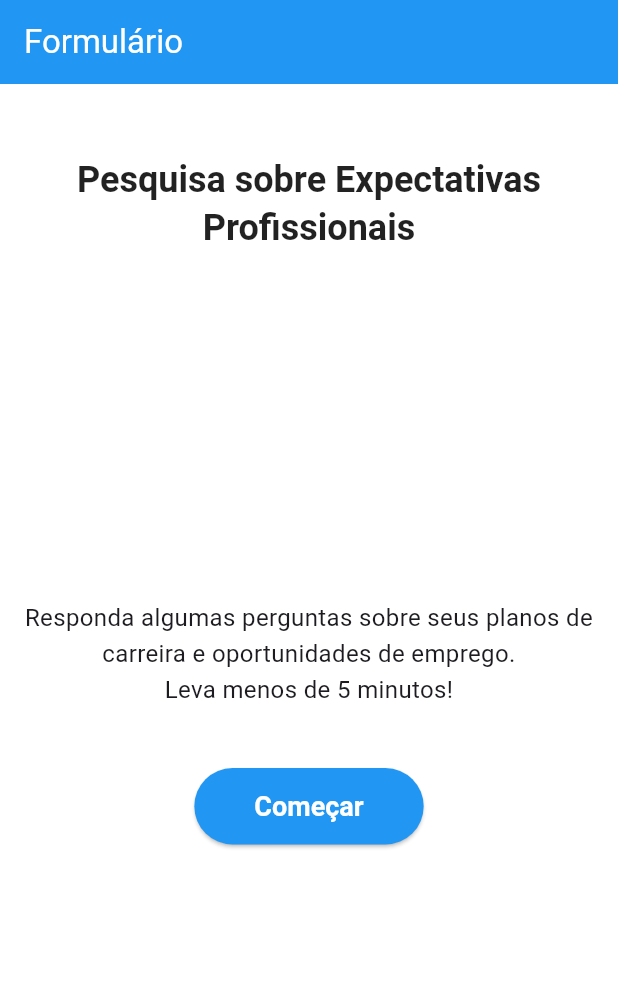
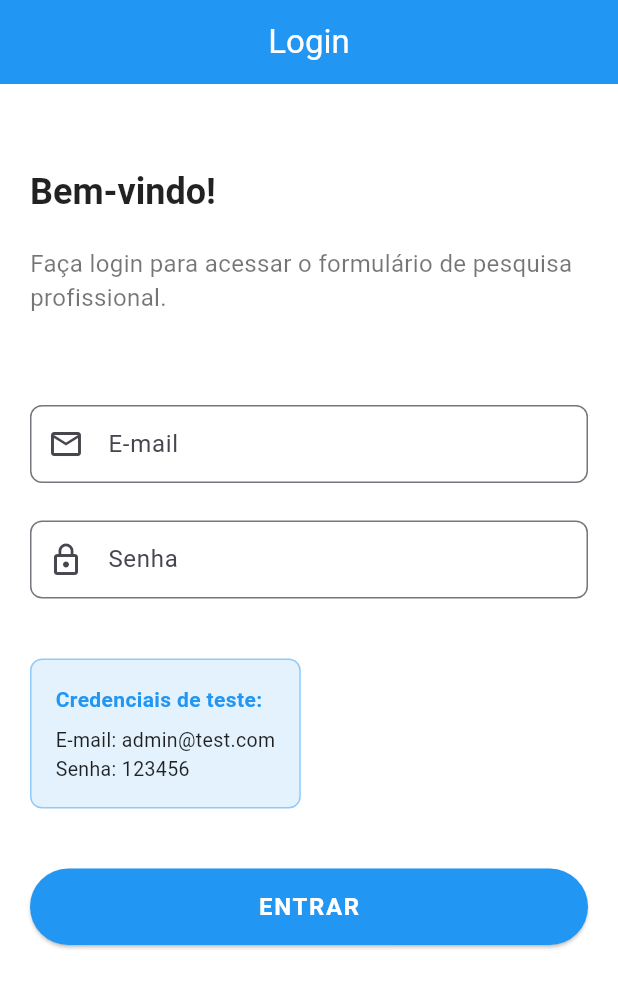
Before and after one commit to 5alomao/worker-form, a Flutter app: the screen it shows after launch, on a phone screen of 412 x 824 dp. Shown: the top 988 px of the screen. Run offline on Flutter 3.47's test engine with Material 3 defaults, Android fonts, the phone set to English and light mode, and no system bars.

Commit message:
feat: login screen

```diff
--- a/lib/main.dart
+++ b/lib/main.dart
@@ -1,5 +1,5 @@
 import 'package:flutter/material.dart';
-import 'screens/tela_inicial.dart';
+import 'screens/login_page.dart';
 
 void main() {
   runApp(const PesquisaApp());
@@ -18,7 +18,7 @@ class PesquisaApp extends StatelessWidget {
           border: OutlineInputBorder(),
         ),
       ),
-      home: const TelaInicial(),
+      home: const LoginPage(),
       debugShowCheckedModeBanner: false,
     );
   }
--- /dev/null
+++ b/lib/screens/login_page.dart
@@ -0,0 +1,227 @@
+import 'package:flutter/material.dart';
+import 'tela_inicial.dart';
+
+class LoginPage extends StatefulWidget {
+  const LoginPage({super.key});
+
+  @override
+  State<LoginPage> createState() => _LoginPageState();
+}
+
+class _LoginPageState extends State<LoginPage> {
+  final _formKey = GlobalKey<FormState>();
+  final _emailController = TextEditingController();
+  final _passwordController = TextEditingController();
+  bool _isLoading = false;
+
+  // Credenciais simuladas para validação local
+  static const String validEmail = 'admin@test.com';
+  static const String validPassword = '123456';
+
+  @override
+  void dispose() {
+    _emailController.dispose();
+    _passwordController.dispose();
+    super.dispose();
+  }
+
+  void _showErrorMessage(String message) {
+    ScaffoldMessenger.of(context).showSnackBar(
+      SnackBar(
+        content: Text(message),
+        backgroundColor: Colors.red,
+        behavior: SnackBarBehavior.floating,
+        shape: RoundedRectangleBorder(borderRadius: BorderRadius.circular(10)),
+      ),
+    );
+  }
+
+  void _login() async {
+    if (_formKey.currentState!.validate()) {
+      setState(() {
+        _isLoading = true;
+      });
+
+      // Simular delay de autenticação
+      await Future.delayed(const Duration(seconds: 1));
+
+      final email = _emailController.text.trim();
+      final password = _passwordController.text.trim();
+
+      if (email == validEmail && password == validPassword) {
+        // Login bem-sucedido - navegar para tela principal
+        Navigator.pushReplacement(
+          context,
+          MaterialPageRoute(builder: (_) => const TelaInicial()),
+        );
+      } else {
+        // Login falhou - mostrar erro
+        setState(() {
+          _isLoading = false;
+        });
+        _showErrorMessage('E-mail ou senha incorretos');
+      }
+    }
+  }
+
+  @override
+  Widget build(BuildContext context) {
+    return Scaffold(
+      appBar: AppBar(
+        backgroundColor: Colors.blue,
+        title: const Text("Login", style: TextStyle(color: Colors.white)),
+        centerTitle: true,
+        iconTheme: const IconThemeData(color: Colors.white),
+      ),
+      backgroundColor: Colors.white,
+      body: Padding(
+        padding: const EdgeInsets.symmetric(horizontal: 20, vertical: 16),
+        child: Form(
+          key: _formKey,
+          child: Column(
+            crossAxisAlignment: CrossAxisAlignment.start,
+            children: [
+              const SizedBox(height: 40),
+              Text(
+                "Bem-vindo!",
+                textAlign: TextAlign.left,
+                style: Theme.of(context).textTheme.headlineSmall?.copyWith(
+                  fontWeight: FontWeight.bold,
+                  color: Colors.black87,
+                ),
+              ),
+              const SizedBox(height: 20),
+              const Text(
+                "Faça login para acessar o formulário de pesquisa profissional.",
+                textAlign: TextAlign.left,
+                style: TextStyle(fontSize: 16, color: Colors.black54),
+              ),
+              const SizedBox(height: 60),
+
+              // Campo E-mail
+              TextFormField(
+                controller: _emailController,
+                decoration: InputDecoration(
+                  labelText: 'E-mail',
+                  hintText: 'Digite seu e-mail',
+                  prefixIcon: const Icon(Icons.email_outlined),
+                  border: OutlineInputBorder(
+                    borderRadius: BorderRadius.circular(8),
+                  ),
+                  contentPadding: const EdgeInsets.symmetric(
+                    horizontal: 12,
+                    vertical: 14,
+                  ),
+                ),
+                keyboardType: TextInputType.emailAddress,
+                validator: (value) {
+                  if (value == null || value.isEmpty) {
+                    return 'Digite seu e-mail';
+                  }
+                  if (!value.contains('@')) {
+                    return 'Digite um e-mail válido';
+                  }
+                  return null;
+                },
+              ),
+              const SizedBox(height: 25),
+
+              // Campo Senha
+              TextFormField(
+                controller: _passwordController,
+                obscureText: true,
+                decoration: InputDecoration(
+                  labelText: 'Senha',
+                  hintText: 'Digite sua senha',
+                  prefixIcon: const Icon(Icons.lock_outline),
+                  border: OutlineInputBorder(
+                    borderRadius: BorderRadius.circular(8),
+                  ),
+                  contentPadding: const EdgeInsets.symmetric(
+                    horizontal: 12,
+                    vertical: 14,
+                  ),
+                ),
+                validator: (value) {
+                  if (value == null || value.isEmpty) {
+                    return 'Digite sua senha';
+                  }
+                  if (value.length < 6) {
+                    return 'A senha deve ter pelo menos 6 caracteres';
+                  }
+                  return null;
+                },
+              ),
+              const SizedBox(height: 40),
+
+              // Informação de credenciais de teste
+              Container(
+                padding: const EdgeInsets.all(16),
+                decoration: BoxDecoration(
+                  color: Colors.blue.shade50,
+                  borderRadius: BorderRadius.circular(8),
+                  border: Border.all(color: Colors.blue.shade200),
+                ),
+                child: const Column(
+                  crossAxisAlignment: CrossAxisAlignment.start,
+                  children: [
+                    Text(
+                      'Credenciais de teste:',
+                      style: TextStyle(
+                        fontWeight: FontWeight.bold,
+                        color: Colors.blue,
+                        fontSize: 14,
+                      ),
+                    ),
+                    SizedBox(height: 8),
+                    Text(
+                      'E-mail: admin@test.com',
+                      style: TextStyle(fontSize: 13, color: Colors.black87),
+                    ),
+                    Text(
+                      'Senha: 123456',
+                      style: TextStyle(fontSize: 13, color: Colors.black87),
+                    ),
+                  ],
+                ),
+              ),
+              const SizedBox(height: 40),
+
+              // Botão Entrar
+              SizedBox(
+                width: double.infinity,
+                child: ElevatedButton(
+                  style: ElevatedButton.styleFrom(
+                    backgroundColor: Colors.blue,
+                    foregroundColor: Colors.white,
+                    padding: const EdgeInsets.symmetric(vertical: 16),
+                    textStyle: const TextStyle(
+                      fontSize: 16,
+                      fontWeight: FontWeight.bold,
+                      letterSpacing: 1.1,
+                    ),
+                    shape: RoundedRectangleBorder(
+                      borderRadius: BorderRadius.circular(30),
+                    ),
+                  ),
+                  onPressed: _isLoading ? null : _login,
+                  child: _isLoading
+                      ? const SizedBox(
+                          width: 20,
+                          height: 20,
+                          child: CircularProgressIndicator(
+                            color: Colors.white,
+                            strokeWidth: 2,
+                          ),
+                        )
+                      : const Text("ENTRAR"),
+                ),
+              ),
+              const Spacer(),
+            ],
+          ),
+        ),
+      ),
+    );
+  }
+}
```
Also changed, not shown: pubspec.lock, 1 other file.
